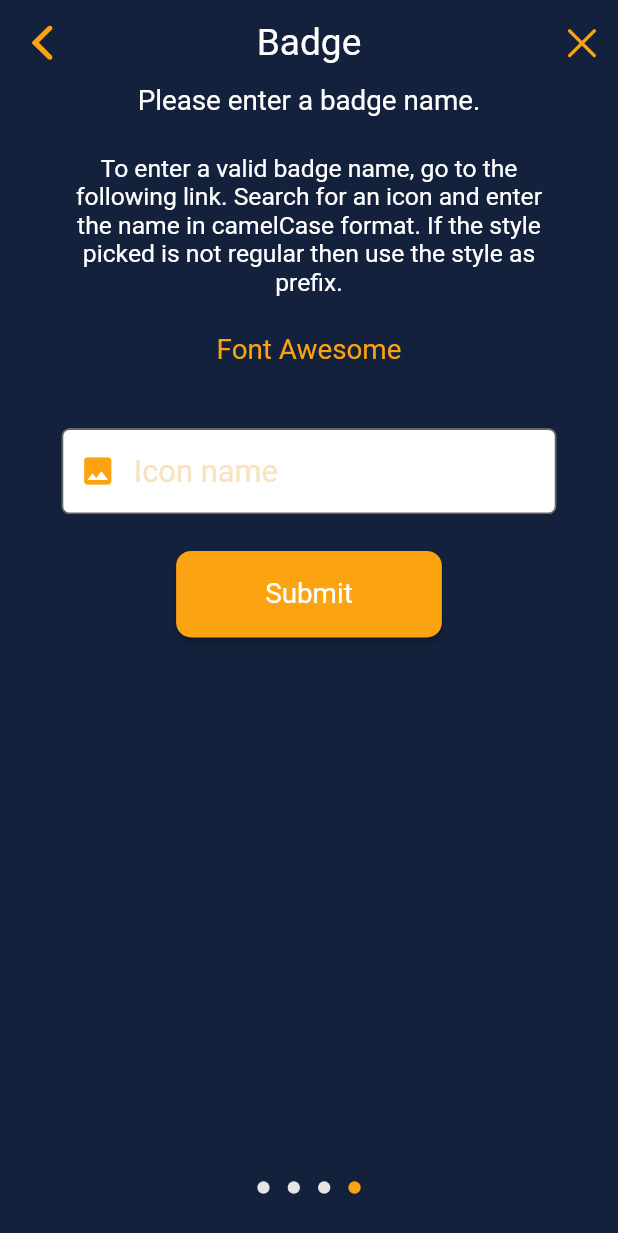
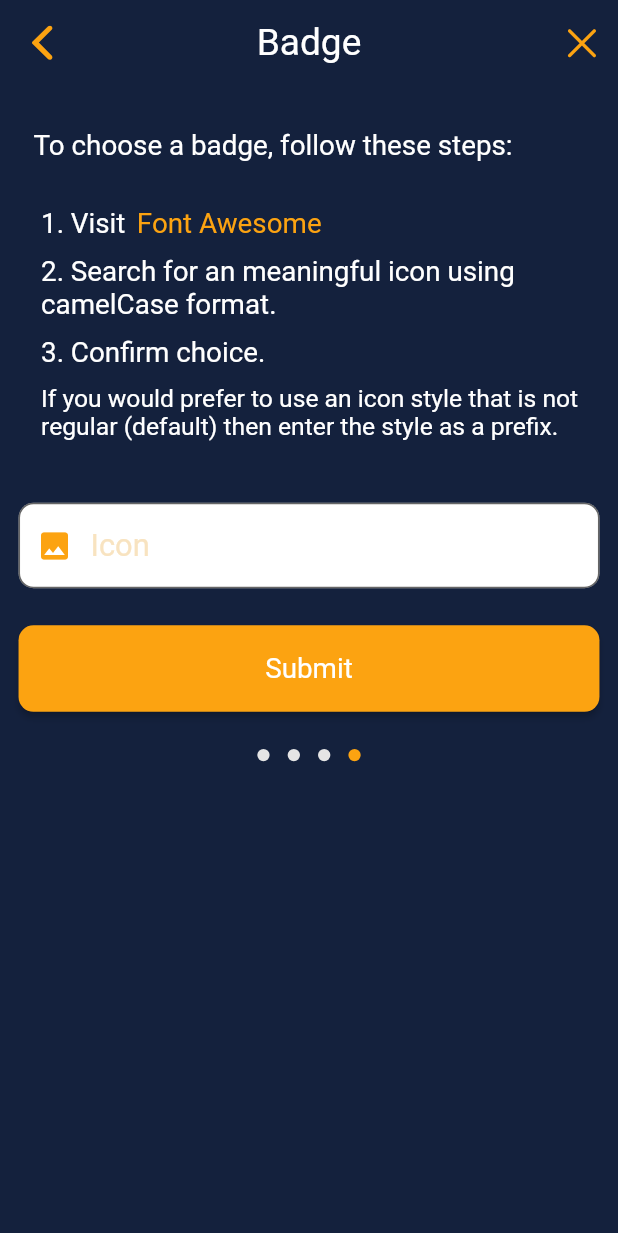
Before and after one commit to alvaroprado00/SeniorProjectUM, a Flutter app: the BadgePage screen opened directly with empty values, on a phone screen of 412 x 824 dp. Shown: the top 1233 px of the screen. Run offline on Flutter 3.47's test engine with Material 2 defaults, Android fonts, the phone set to English and light mode, and no system bars; our stand-ins replace cloud_firestore, firebase_auth, firebase_core, firebase_storage, font_awesome_flutter, get and 4 more; accounts and stored records are empty; network calls fail.

Commit message:
UI changes

```diff
--- a/SeniorProject/lib/view/admin/new-course/new_course_page_badge.dart
+++ b/SeniorProject/lib/view/admin/new-course/new_course_page_badge.dart
@@ -1,10 +1,10 @@
 import 'package:cyber/config/fixed_values.dart';
+import 'package:cyber/globals.dart' as globals;
 import 'package:cyber/view/admin/new-course/new_question_page.dart';
 import 'package:cyber/view/util/components.dart';
 import 'package:cyber/view/util/k_colors.dart';
 import 'package:cyber/view/util/k_styles.dart';
 import 'package:cyber/view/util/k_values.dart';
-import 'package:cyber/globals.dart' as globals;
 import 'package:flutter/material.dart';
 import 'package:url_launcher/url_launcher.dart';
 
@@ -14,7 +14,7 @@ import '../../util/functions.dart';
 class BadgePage extends StatelessWidget {
   const BadgePage({Key? key}) : super(key: key);
 
-  static final String routeName='/newBadge';
+  static final String routeName = '/newBadge';
   @override
   Widget build(BuildContext context) {
     final newCourse = ModalRoute.of(context)!.settings.arguments as Course;
@@ -33,14 +33,17 @@ class BadgePage extends StatelessWidget {
         backgroundColor: primaryColor,
       ),
       body: SafeArea(
-        child: BadgePageContent(newCourse: newCourse,),
+        child: BadgePageContent(
+          newCourse: newCourse,
+        ),
       ),
     );
   }
 }
 
 class BadgePageContent extends StatefulWidget {
-  const BadgePageContent({Key? key, required Course this.newCourse}) : super(key: key);
+  const BadgePageContent({Key? key, required Course this.newCourse})
+      : super(key: key);
 
   final Course newCourse;
 
@@ -85,7 +88,7 @@ class _BadgePageContentState extends State<BadgePageContent> {
             //There is a match in the map
             _badgeSelected = true;
             _badgeValid = true;
-            _nameBadge=_controllerBadge.text;
+            _nameBadge = _controllerBadge.text;
           } else {
             _badgeSelected = true;
             _badgeValid = false;
@@ -95,37 +98,71 @@ class _BadgePageContentState extends State<BadgePageContent> {
     };
 
     return Padding(
-      padding: EdgeInsets.only(left: 0.1*widthOfScreen, right: 0.1*widthOfScreen),
+      padding: EdgeInsets.only(
+          left: 0.03 * widthOfScreen, right: 0.03 * widthOfScreen),
       child: SingleChildScrollView(
         child: Column(
             mainAxisAlignment: MainAxisAlignment.start,
-            crossAxisAlignment: CrossAxisAlignment.center,
+            crossAxisAlignment: CrossAxisAlignment.start,
             children: [
-              Text(
-                'Please enter a badge name.',
+              SizedBox(
+                height: 20,
+              ),
+              Padding(
+                padding: const EdgeInsets.only(
+                    top: 10.0, bottom: 30, left: 10, right: 10),
+                child: Text(
+                  'To choose a badge, follow these steps:',
                   style: getNormalTextStyleWhite(),
                   textAlign: TextAlign.center,
                 ),
-              SizedBox(height: 0.03*heightOfScreen,),
-
-              Text(
-                'To enter a valid badge name, go to the following link. Search for an icon and enter the name in camelCase format. If the style picked is not regular then use the style as prefix.',
-                style: getSmallTextStyle(),
-                textAlign: TextAlign.center,
               ),
-              SizedBox(height: 0.03*heightOfScreen,),
-
-
+              Row(
+                children: [
+                  Padding(
+                    padding: const EdgeInsets.only(right: 3.0, left: 15.0),
+                    child: Text(
+                      '1. Visit ',
+                      style: getNormalTextStyleWhite(),
+                      textAlign: TextAlign.start,
+                    ),
+                  ),
                   InkWell(
-                child: new Text(
+                    child: Text(
                       'Font Awesome',
                       style: getNormalTextStyleYellow(),
                     ),
                     onTap: () => _launchURL(),
                   ),
-
-              SizedBox(height: 0.05*heightOfScreen,),
-
+                ],
+              ),
+              Padding(
+                padding: const EdgeInsets.only(right: 3.0, left: 15.0, top: 10),
+                child: Text(
+                  '2. Search for an meaningful icon using camelCase format.',
+                  style: getNormalTextStyleWhite(),
+                  textAlign: TextAlign.start,
+                ),
+              ),
+              Padding(
+                padding: const EdgeInsets.only(right: 3.0, left: 15.0, top: 10),
+                child: Text(
+                  '3. Confirm choice.',
+                  style: getNormalTextStyleWhite(),
+                  textAlign: TextAlign.start,
+                ),
+              ),
+              Padding(
+                padding: const EdgeInsets.only(right: 3.0, left: 15.0, top: 10),
+                child: Text(
+                  'If you would prefer to use an icon style that is not regular (default) then enter the style as a prefix.',
+                  style: getSmallTextStyle(),
+                  textAlign: TextAlign.start,
+                ),
+              ),
+              SizedBox(
+                height: 0.05 * heightOfScreen,
+              ),
               Form(
                 key: _formKey,
                 child: Column(
@@ -136,33 +173,41 @@ class _BadgePageContentState extends State<BadgePageContent> {
                       validator: validatorForEmptyTextField,
                       controller: _controllerBadge,
                       decoration: getInputDecoration(
-                        hintText: 'Icon name',
+                        hintText: 'Icon',
                         icon: Icon(
                           Icons.photo,
                           color: secondaryColor,
                         ),
                       ),
                     ),
-                    SizedBox(height: 0.03*heightOfScreen,),
-
                     SizedBox(
-                      height: getHeightOfSmallButton(),
-                      width: getWidthOfSmallButton(),
+                      height: 0.03 * heightOfScreen,
+                    ),
+                    SizedBox(
+                      height: getHeightOfLargeButton(),
+                      width: getWidthOfLargeButton(),
                       child: ElevatedButton(
                         onPressed: formFunction,
-                        child: Text('Submit', style: getNormalTextStyleWhite(),),
+                        child: Text(
+                          'Submit',
+                          style: getNormalTextStyleWhite(),
+                        ),
                         style: yellowButtonStyle,
                       ),
                     )
                   ],
                 ),
               ),
-
-              _badgeSelected?
-                  BadgeContent( badgeValid:_badgeValid, nameBadge:_nameBadge, newCourse: widget.newCourse):
-                  SizedBox(height: 0.44*heightOfScreen),
-
+              _badgeSelected
+                  ? BadgeContent(
+                      badgeValid: _badgeValid,
+                      nameBadge: _nameBadge,
+                      newCourse: widget.newCourse)
+                  : SizedBox(height: 0.03 * heightOfScreen),
               getCirclesProgressBar(position: 4, numberOfCircles: 4),
+              SizedBox(
+                height: 10,
+              )
             ]),
       ),
     );
@@ -173,9 +218,13 @@ class _BadgePageContentState extends State<BadgePageContent> {
   }
 }
 
-
 class BadgeContent extends StatelessWidget {
-  const BadgeContent({Key? key, required String this.nameBadge, required bool this.badgeValid, required this.newCourse}) : super(key: key);
+  const BadgeContent(
+      {Key? key,
+      required String this.nameBadge,
+      required bool this.badgeValid,
+      required this.newCourse})
+      : super(key: key);
 
   final String nameBadge;
   final Course newCourse;
@@ -183,11 +232,9 @@ class BadgeContent extends StatelessWidget {
 
   @override
   Widget build(BuildContext context) {
-
-   void Function() setBadge=(){
-
+    void Function() setBadge = () {
       //Last field required to build the course
-     newCourse.badgeIcon=nameBadge;
+      newCourse.badgeIcon = nameBadge;
 
       // I have to set the global variable to 1
 
@@ -201,25 +248,30 @@ class BadgeContent extends StatelessWidget {
       globals.newCourse = newCourse;
 
       Navigator.pushNamed(context, NewQuestionPage.routeName);
-
     };
-    return
-        Column(
-          mainAxisAlignment: MainAxisAlignment.start,
+    return Column(
+      mainAxisAlignment: MainAxisAlignment.center,
       crossAxisAlignment: CrossAxisAlignment.center,
-          children:badgeValid? [
-            getContainerForBadge(nameOfIcon: nameBadge, size: 0.3*heightOfScreen),
-            SizedBox(height: 0.04 * heightOfScreen),
+      children: badgeValid
+          ? [
+              getContainerForBadge(
+                  nameOfIcon: nameBadge, size: 0.3 * heightOfScreen),
+              SizedBox(height: 0.02 * heightOfScreen),
               getNextButton(todo: setBadge, large: true),
               SizedBox(height: 0.04 * heightOfScreen),
-
-          ]:[
+            ]
+          : [
               SizedBox(height: 0.05 * heightOfScreen),
-
-            Icon(Icons.clear, color: secondaryColor,size: 0.3*heightOfScreen, ),
-            Text('No icon found, try again',style: getSubheadingStyleWhite(),),
+              Icon(
+                Icons.clear,
+                color: secondaryColor,
+                size: 0.3 * heightOfScreen,
+              ),
+              Text(
+                'No icon found, try again',
+                style: getSubheadingStyleWhite(),
+              ),
               SizedBox(height: 0.06 * heightOfScreen),
-
             ],
     );
   }
--- a/SeniorProject/lib/view/admin/new-course/new_multiple_choice_page_description.dart
+++ b/SeniorProject/lib/view/admin/new-course/new_multiple_choice_page_description.dart
@@ -108,7 +108,6 @@ class _DescriptionFormState extends State<DescriptionForm> {
               maxLines: 5,
             ),
           ),
-          Spacer(),
           getNextButton(todo: setQuestionDescription, large: true),
           SizedBox(height: 0.04 * heightOfScreen),
           getCirclesProgressBar(position: 1, numberOfCircles: 3),
--- a/SeniorProject/lib/view/util/components.dart
+++ b/SeniorProject/lib/view/util/components.dart
@@ -589,7 +589,7 @@ getContainerForBadge({required String nameOfIcon, required double size}) {
     child: Icon(
       FontAwesomeIconsMap[nameOfIcon],
       color: secondaryColor,
-      size: 0.4 * size,
+      size: 0.3 * size,
     ),
   );
 }
--- a/SeniorProject/lib/view/util/k_styles.dart
+++ b/SeniorProject/lib/view/util/k_styles.dart
@@ -156,7 +156,7 @@ InputDecoration getInputDecoration(
       fillColor: tertiaryColor,
       hintText: hintText,
       border: OutlineInputBorder(
-        borderRadius: BorderRadius.circular(5),
+        borderRadius: BorderRadius.circular(10),
         borderSide: const BorderSide(color: tertiaryColor, width: 1.0),
       ),
       prefixIcon: icon,
```
Also changed, not shown: SeniorProject/lib/view/admin/new-course/new_course_page_description.dart (+8 -8 lines), SeniorProject/lib/view/admin/new-course/new_course_page_outcomes.dart (+8 -8 lines). Lines whose indentation alone changed are shown as unchanged.
